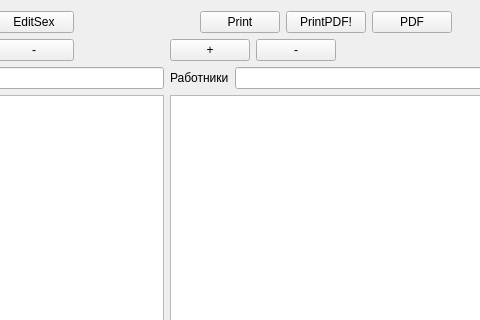
This is mainwidget.ui in GorINIch73/sqlTest as Qt 5 draws it before an edit; both pictures show x 103 to 583 and y 0 to 320 of the 977 by 600 pixel window. The edited form follows.
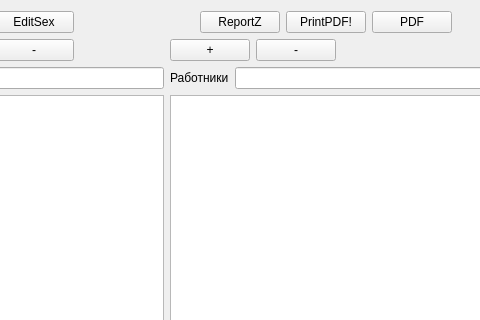
This is the edited form.

```diff
--- a/mainwidget.ui
+++ b/mainwidget.ui
@@ -46,7 +46,7 @@
      <item>
       <widget class="QPushButton" name="pushButtonPrint">
        <property name="text">
-        <string>Print</string>
+        <string>ReportZ</string>
        </property>
       </widget>
      </item>
```
